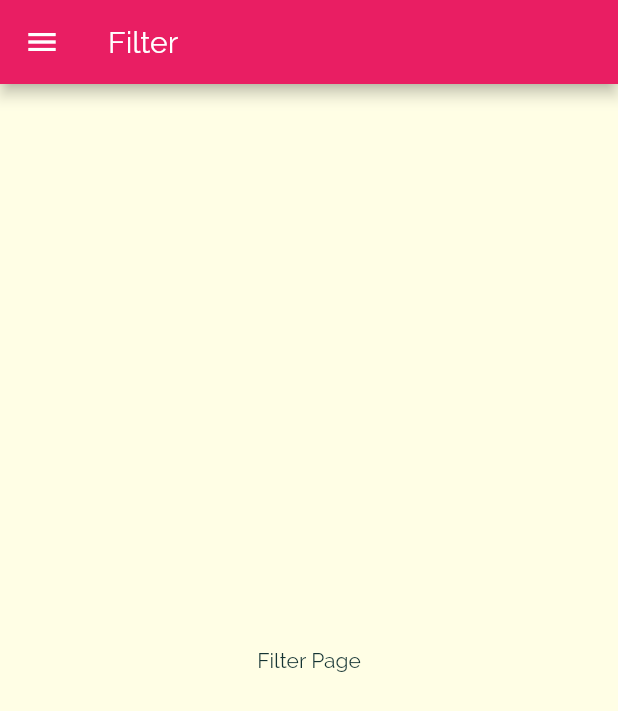
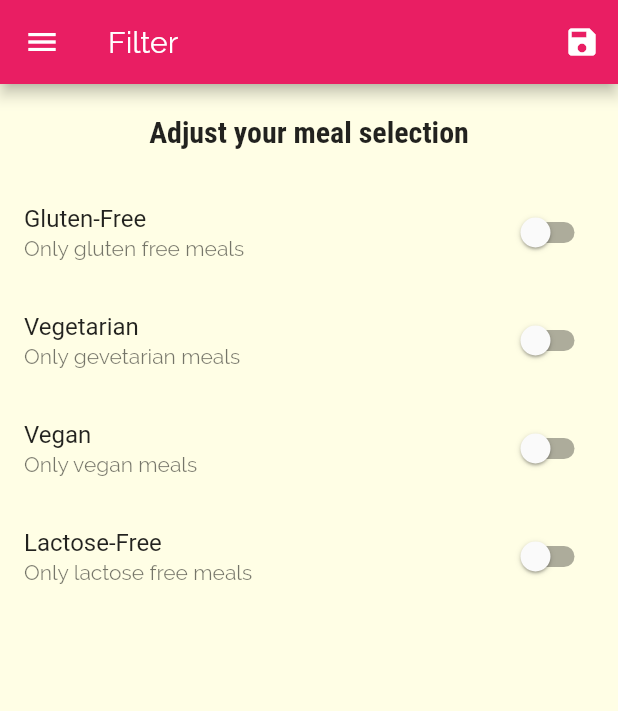
Before and after one commit to Rakesh8878/meals_app, a Flutter app: the FilterScreen screen opened by its route, on a phone screen of 412 x 824 dp. Shown: the top 711 px of the screen. Run offline on Flutter 3.47's test engine with Material 2 defaults, Android fonts, the phone set to English and light mode, and no system bars.

Commit message:
Basic meal app completed
Basic meal app completed

```diff
--- a/lib/main.dart
+++ b/lib/main.dart
@@ -1,4 +1,6 @@
 import 'package:flutter/material.dart';
+import 'package:meals_app/data/dummy-data.dart';
+import 'package:meals_app/models/meal.dart';
 import 'package:meals_app/screens/category_meals_screen.dart';
 import 'package:meals_app/screens/filter_screen.dart';
 import 'package:meals_app/screens/meal_detail_screen.dart';
@@ -6,7 +8,61 @@ import 'package:meals_app/screens/tab_screen.dart';
 
 void main() => runApp(MyApp());
 
-class MyApp extends StatelessWidget {
+class MyApp extends StatefulWidget {
+  @override
+  _MyAppState createState() => _MyAppState();
+}
+
+class _MyAppState extends State<MyApp> {
+
+  Map<String,bool> _filters = {
+    "gluten" : false,
+    "lactose" : false,
+    "vegan" : false,
+    "vegetarian" : false,
+  };
+
+  List<Meal> _availableMeals = DUMMY_MEALS;
+  List<Meal> _favouriteMeals = [];
+
+  void _setFilters(Map<String,bool> filterData) {
+    setState(() {
+     _filters =  filterData;
+     _availableMeals = DUMMY_MEALS.where( (meal) {
+       if(_filters['gluten'] && !meal.isGlutenFree){
+         return false;
+       }
+       if(_filters['lactose'] && !meal.isLactoseFree){
+         return false;
+       }
+       if(_filters['vegan'] && !meal.isVegan){
+         return false;
+       }
+       if(_filters['vegetarian'] && !meal.isVegetarian){
+         return false;
+       }
+       return true;
+     }).toList();
+    });
+  }
+
+  void _toggleFavourite(String mealId) {
+    final existingIndex = _favouriteMeals.lastIndexWhere((meal) => meal.id == mealId);
+    if(existingIndex >= 0) {
+      setState(() {
+        _favouriteMeals.removeAt(existingIndex);
+      });
+    } else {
+      setState(() {
+        _favouriteMeals.add(DUMMY_MEALS.firstWhere((meal) => meal.id == mealId));
+      });
+    }
+  }
+
+  bool _isFavouriteMeal(String id) {
+    return _favouriteMeals.any((meal) => meal.id == id);
+  }
+
   @override
   Widget build(BuildContext context) {
     return MaterialApp(
@@ -34,14 +90,14 @@ class MyApp extends StatelessWidget {
       //  home: CategoriesScreen(),
       initialRoute: '/',
       routes: {
-        '/' : (ctx) => TabsScreen(),
+        '/' : (ctx) => TabsScreen(_favouriteMeals),
         //  '/categories-meals' : (ctx) => CategoryMealScreen(),
-        CategoryMealScreen.routeName : (ctx) => CategoryMealScreen(),
-        MealDetailScreen.routename : (ctx) => MealDetailScreen(),
-        FilterScreen.routeName : (ctx) => FilterScreen(),
+        CategoryMealScreen.routeName : (ctx) => CategoryMealScreen(_availableMeals),
+        MealDetailScreen.routename : (ctx) => MealDetailScreen(_toggleFavourite, _isFavouriteMeal),
+        FilterScreen.routeName : (ctx) => FilterScreen(_filters, _setFilters),
       },
       onUnknownRoute: (RouteSettings settings){
-        return MaterialPageRoute(builder: (_) => CategoryMealScreen());
+        return MaterialPageRoute(builder: (_) => CategoryMealScreen(_availableMeals));
       },
     );
   }
--- a/lib/screens/filter_screen.dart
+++ b/lib/screens/filter_screen.dart
@@ -1,18 +1,108 @@
+import 'dart:core';
+
 import 'package:flutter/material.dart';
 import 'package:meals_app/widgets/drawer.dart';
 
-class FilterScreen extends StatelessWidget {
+class FilterScreen extends StatefulWidget {
   static const routeName = "/filters";
+
+  final Function saveFilters;
+  final Map<String,bool> currentFilters;
+
+  FilterScreen(this.currentFilters, this.saveFilters);
+
+  @override
+  _FilterScreenState createState() => _FilterScreenState();
+}
+
+class _FilterScreenState extends State<FilterScreen> {
+  bool _glutenFree = false;
+  bool _vegetarian = false;
+  bool _vegan = false;
+  bool _lactoseFree = false;
+
+  @override
+  initState() {
+    _glutenFree = widget.currentFilters['gluten'];
+    _vegetarian = widget.currentFilters['vegetarian'];
+    _vegan = widget.currentFilters['vegan'];
+    _lactoseFree = widget.currentFilters['lactose'];
+    super.initState();
+  }
+  Widget _buildSwitchTileList(String title, String subtitle, bool currentValue,Function upDateValue) {
+    return SwitchListTile(
+      title: Text(title),
+      subtitle: Text(subtitle),
+      value: currentValue,
+      onChanged: upDateValue,
+    );
+  }
+
   @override
   Widget build(BuildContext context) {
     return Scaffold(
-      appBar: AppBar(
-        title: Text("Filter"),
-      ),
-      drawer: MainDrawer(),
-      body: Center(
-        child: Text("Filter Page"),
-      ),
-    );
+        appBar: AppBar(
+          title: Text("Filter"),
+          actions: <Widget>[
+            IconButton(icon: Icon(Icons.save),
+            onPressed: () {
+              final selectedFilters = {
+                "gluten" : _glutenFree,
+                "lactose" : _lactoseFree,
+                "vegan" : _vegan,
+                "vegetarian" : _vegetarian,
+              };
+              widget.saveFilters(selectedFilters);
+            }),
+          ],
+        ),
+        drawer: MainDrawer(),
+        body: Column(
+          children: <Widget>[
+            Container(
+              padding: EdgeInsets.all(20),
+              child: Text("Adjust your meal selection",
+                  style: Theme.of(context).textTheme.title),
+            ),
+            Expanded(
+              child: ListView(
+                children: <Widget>[
+                  _buildSwitchTileList(
+                    "Gluten-Free",
+                  "Only gluten free meals",
+                  _glutenFree, (newValue) {
+                    setState(() {
+                      _glutenFree = newValue;
+                    });
+                  }),
+                  _buildSwitchTileList(
+                    "Vegetarian",
+                  "Only gevetarian meals",
+                  _vegetarian, (newValue) {
+                    setState(() {
+                      _vegetarian = newValue;
+                    });
+                  }),
+                  _buildSwitchTileList(
+                    "Vegan",
+                  "Only vegan meals",
+                  _vegan, (newValue) {
+                    setState(() {
+                      _vegan = newValue;
+                    });
+                  }),
+                  _buildSwitchTileList(
+                    "Lactose-Free",
+                  "Only lactose free meals",
+                  _lactoseFree, (newValue) {
+                    setState(() {
+                      _lactoseFree = newValue;
+                    });
+                  }),
+                ],
+              ),
+            ),
+          ],
+        ));
   }
 }
```
Also changed, not shown: lib/screens/category_meals_screen.dart (+12 -4 lines), lib/screens/favourite_screen.dart (+25 -2 lines), lib/screens/meal_detail_screen.dart (+11 -0 lines), lib/screens/tab_screen.dart (+16 -4 lines).
